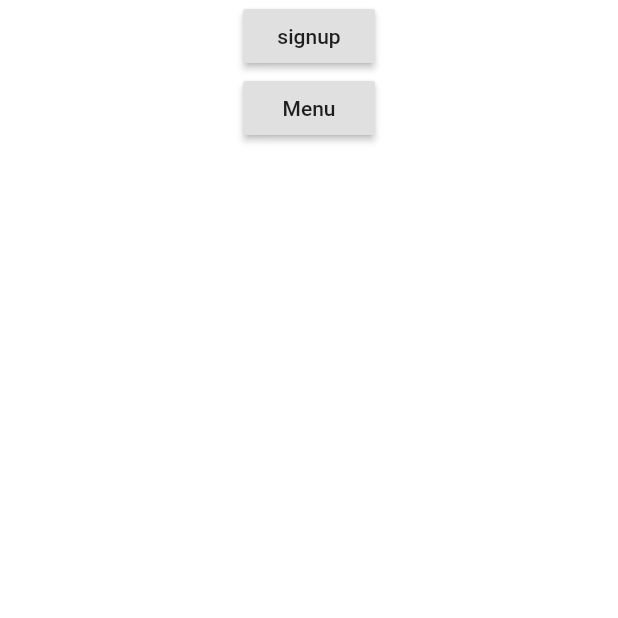
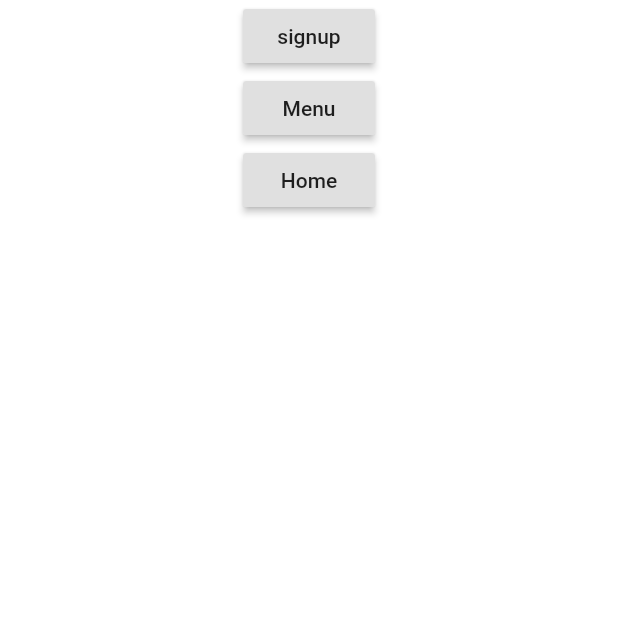
Before and after one commit to Loayayad/FoodCourtApp, a Flutter app: the screen it shows after launch, on a phone screen of 412 x 824 dp, the top half of it. Run offline on Flutter 3.47's test engine with Material 2 defaults, Android fonts, the phone set to English and light mode, and no system bars; our stand-ins replace cloud_firestore, firebase_auth; accounts and stored records are empty.

Commit message:
creating home

```diff
--- a/lib/main.dart
+++ b/lib/main.dart
@@ -1,5 +1,6 @@
 import 'package:FoodCourtApp/screens/auth/signup.dart';
 import 'package:FoodCourtApp/screens/menu/menus.dart';
+import 'package:FoodCourtApp/screens/home/home.dart';
 import 'package:FoodCourtApp/services/home/home.dart';
 import 'package:flutter/material.dart';
 
@@ -18,6 +19,8 @@ class MyApp extends StatelessWidget {
       routes: {
         'register': (context) => Registration(),
         'menu': (context) => Menu(),
+        'home': (context) => Home(),
+
       },
     );
   }
--- a/lib/screens/home/home.dart
+++ b/lib/screens/home/home.dart
@@ -0,0 +1,14 @@
+import 'package:flutter/material.dart';
+class Home extends StatefulWidget {
+  @override
+  _HomeState createState() => _HomeState();
+}
+
+class _HomeState extends State<Home> {
+  @override
+  Widget build(BuildContext context) {
+    return Container(
+      child:Text('This is Home Page!')
+    );
+  }
+}
--- a/lib/services/home/home.dart
+++ b/lib/services/home/home.dart
@@ -31,6 +31,16 @@ class _FoodCourtHomePageState extends State<FoodCourtHomePage> {
               );
             },
           ),
+           RaisedButton(
+            child: Text("Home"),
+            onPressed: () {
+              setState(
+                () {
+                  Navigator.pushNamed(context, 'home');
+                },
+              );
+            },
+          ),
         ],
       ),
     );
```
